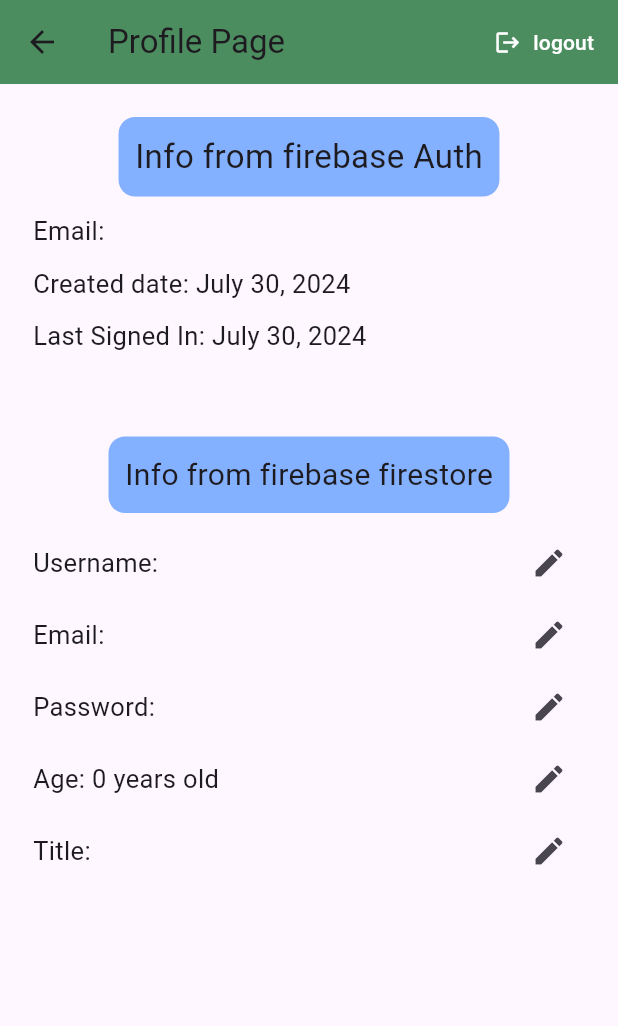
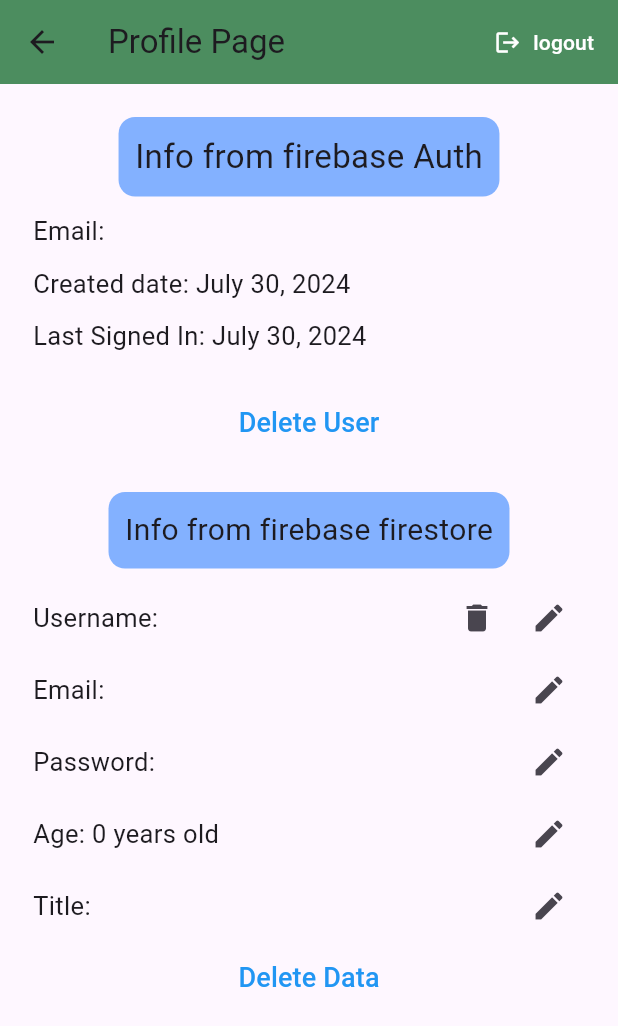
Before and after one commit to sherifshouaib/flower_app, a Flutter app: the screen it shows once a user with an empty profile is signed in, in the side drawer, after a tap on "Profile Page", on a phone screen of 412 x 824 dp. Shown: the top 1026 px of the screen. Run offline on Flutter 3.47's test engine with Material 3 defaults, Android fonts, the phone set to English and light mode, and no system bars; our stand-ins replace cloud_firestore, firebase_auth, firebase_core, flutter_svg, google_sign_in; accounts and stored records are empty.

Commit message:
delete_data_and_user

```diff
--- a/lib/pages/profile_page.dart
+++ b/lib/pages/profile_page.dart
@@ -1,3 +1,4 @@
+import 'package:cloud_firestore/cloud_firestore.dart';
 import 'package:e_commerce_app/widgets/colors.dart';
 import 'package:e_commerce_app/widgets/data_from_firestore.dart';
 import 'package:firebase_auth/firebase_auth.dart';
@@ -92,7 +93,31 @@ class _ProfilePageState extends State<ProfilePage> {
                 ],
               ),
               SizedBox(
-                height: 55,
+                height: 22,
+              ),
+              Center(
+                child: TextButton(
+                  onPressed: () {
+                    setState(
+                      () {
+
+                        credential!.delete();
+
+                        Navigator.pop(context);
+                      },
+                    );
+                  },
+                  child: Text(
+                    'Delete User',
+                    style: TextStyle(
+                      fontSize: 18,
+                      color: Colors.blue,
+                    ),
+                  ),
+                ),
+              ),
+              SizedBox(
+                height: 22,
               ),
               Center(
                 child: Container(
@@ -109,8 +134,6 @@ class _ProfilePageState extends State<ProfilePage> {
                   ),
                 ),
               ),
-
-
               GetDataFromFirestore(
                 documentId: credential!.uid,
               ),
--- a/lib/widgets/data_from_firestore.dart
+++ b/lib/widgets/data_from_firestore.dart
@@ -107,11 +107,26 @@ class _GetDataFromFirestoreState extends State<GetDataFromFirestore> {
                     "Username: ${data['username']}",
                     style: TextStyle(fontSize: 17),
                   ),
-                  IconButton(
-                      onPressed: () {
-                        myDialog(data, 'username');
-                      },
-                      icon: Icon(Icons.edit)),
+                  Row(
+                    children: [
+                      IconButton(
+                        onPressed: () {
+                          setState(() {
+                            users
+                                .doc(credential!.uid)
+                                .update({"username": FieldValue.delete()});
+                          });
+                        },
+                        icon: Icon(Icons.delete),
+                      ),
+                      IconButton(
+                        onPressed: () {
+                          myDialog(data, 'username');
+                        },
+                        icon: Icon(Icons.edit),
+                      ),
+                    ],
+                  ),
                 ],
               ),
               Row(
@@ -174,6 +189,24 @@ class _GetDataFromFirestoreState extends State<GetDataFromFirestore> {
                   ),
                 ],
               ),
+              Center(
+                child: TextButton(
+                  onPressed: () {
+                    setState(
+                      () {
+                        users.doc(credential!.uid).delete();
+                      },
+                    );
+                  },
+                  child: Text(
+                    'Delete Data',
+                    style: TextStyle(
+                      fontSize: 18,
+                      color: Colors.blue,
+                    ),
+                  ),
+                ),
+              ),
             ],
           );
         }
```
